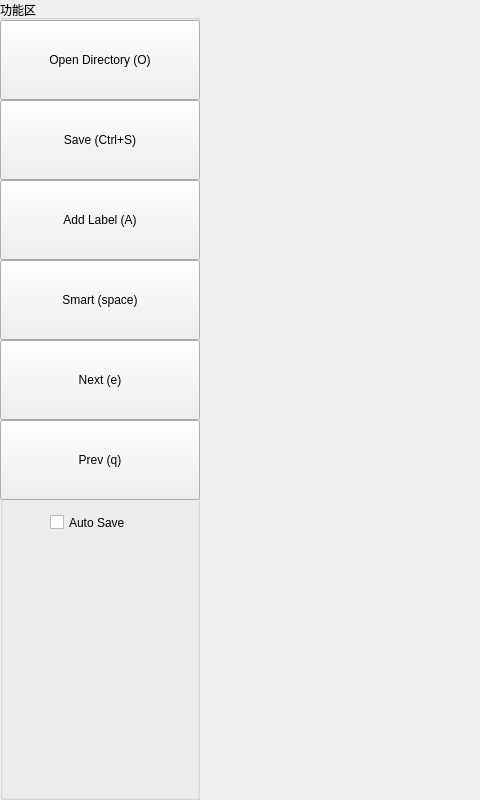
Before: the Qt Designer form mainwindow.ui in xinyang-go/LabelRoboMaster, drawn with Qt 5; both pictures show x 0 to 480 and y 0 to 800 of the 1500 by 800 pixel window.
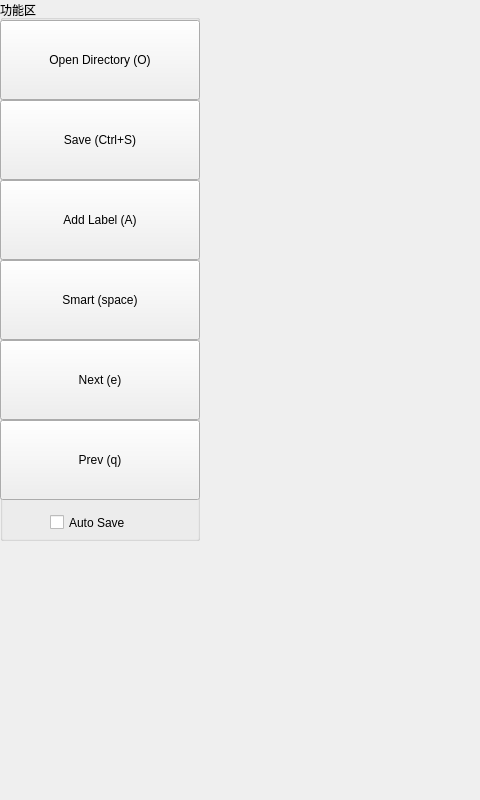
After: the same form once the commit is applied. Custom widgets are drawn as their Qt base class.

Commit message: move 4pts to lightbolb. Need further calibration.

```diff
--- a/mainwindow.ui
+++ b/mainwindow.ui
@@ -32,7 +32,7 @@
       <x>0</x>
       <y>0</y>
       <width>200</width>
-      <height>800</height>
+      <height>541</height>
      </rect>
     </property>
     <property name="title">
@@ -233,6 +233,19 @@
      <string/>
     </property>
    </widget>
+   <widget class="QLabel" name="label_2">
+    <property name="geometry">
+     <rect>
+      <x>0</x>
+      <y>640</y>
+      <width>200</width>
+      <height>160</height>
+     </rect>
+    </property>
+    <property name="text">
+     <string/>
+    </property>
+   </widget>
   </widget>
  </widget>
  <layoutdefault spacing="6" margin="11"/>
```
The commit also changes 2 other files.
